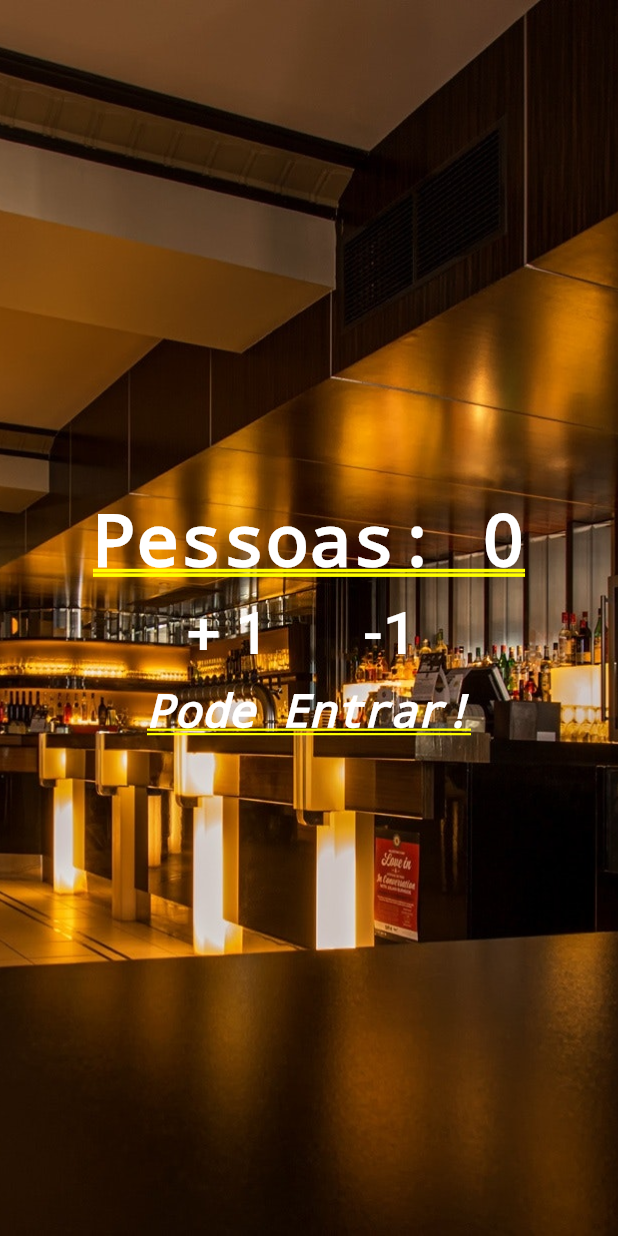
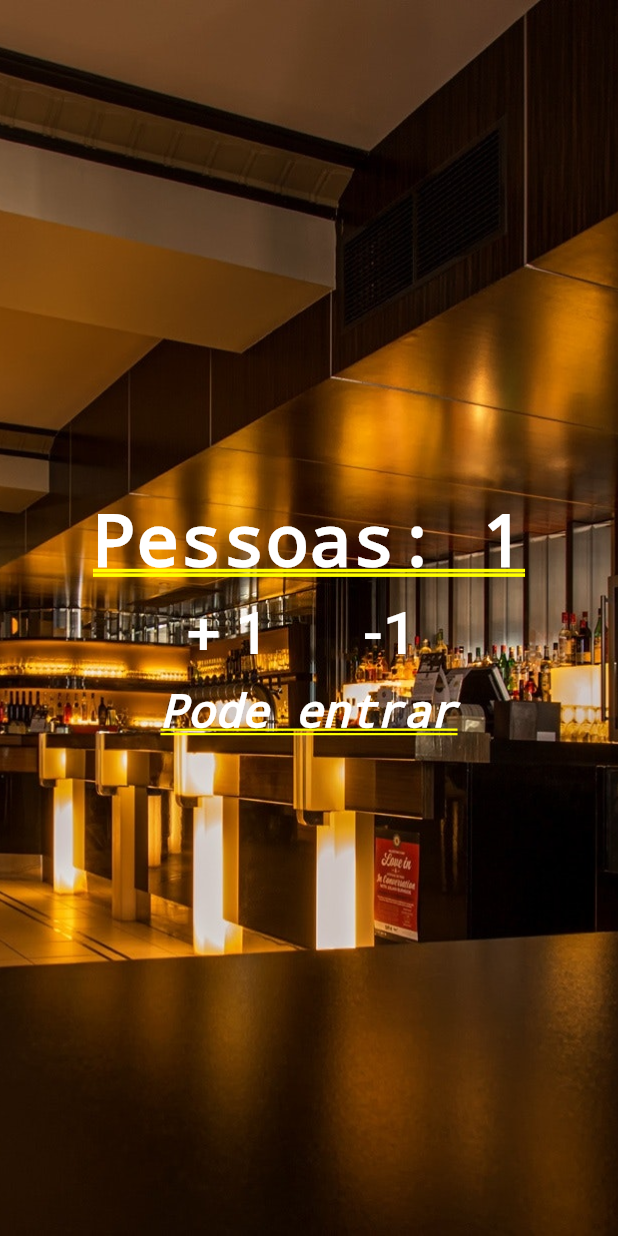
Before and after one commit to andersonsv-zz/flutter_contador_de_pessoas, a Flutter app: the screen it shows after launch, after a tap on "+ 1", on a phone screen of 412 x 824 dp. Run offline on Flutter 3.47's test engine with Material 2 defaults, Android fonts, the phone set to English and light mode, and no system bars.

Commit message:
Término do App

```diff
--- a/lib/main.dart
+++ b/lib/main.dart
@@ -1,9 +1,35 @@
 import 'package:flutter/material.dart';
 
 void main() {
-  runApp(MaterialApp(
-      title: "Contador de Pessoas",
-      home: Stack(
+  runApp(MaterialApp(title: "Contador de Pessoas", home: Home()));
+}
+
+class Home extends StatefulWidget {
+  @override
+  _HomeState createState() => _HomeState();
+}
+
+class _HomeState extends State<Home> {
+  int _people = 0;
+  String _infoText = "Pode entrar!";
+
+  void _changePeople(int delta){
+    setState(() {
+      _people += delta;
+
+      if(_people < 0){
+        _infoText = "Mundo invertido?!";
+      }else if (_people <= 10){
+        _infoText = "Pode entrar";
+      }else{
+        _infoText = "Lotado";
+      }
+    });
+  }
+
+  @override
+  Widget build(BuildContext context) {
+    return Stack(
       children: <Widget>[
         Image.asset(
           "images/restaurant.jpg",
@@ -13,7 +39,7 @@ void main() {
         Column(
           mainAxisAlignment: MainAxisAlignment.center,
           children: <Widget>[
-              Text("Pessoas: 0",
+            Text("Pessoas: $_people",
                 style: TextStyle(
                     color: Colors.white, fontWeight: FontWeight.bold)),
             Row(
@@ -25,7 +51,9 @@ void main() {
                       child: Text("+ 1",
                           style:
                               TextStyle(fontSize: 40.0, color: Colors.white)),
-                        onPressed: () {},
+                      onPressed: () {
+                        _changePeople(1);
+                      },
                     )),
                 Padding(
                     padding: EdgeInsets.all(10.0),
@@ -33,12 +61,14 @@ void main() {
                       child: Text("-1",
                           style:
                               TextStyle(fontSize: 40.0, color: Colors.white)),
-                        onPressed: () {},
+                      onPressed: () {
+                        _changePeople(-1);
+                      },
                     )),
               ],
             ),
             Text(
-                "Pode Entrar!",
+              "$_infoText",
               style: TextStyle(
                   color: Colors.white,
                   fontStyle: FontStyle.italic,
@@ -47,5 +77,6 @@ void main() {
           ],
         )
       ],
-      )));
+    );
   }
+}
```
Lines whose indentation alone changed are shown as unchanged.
